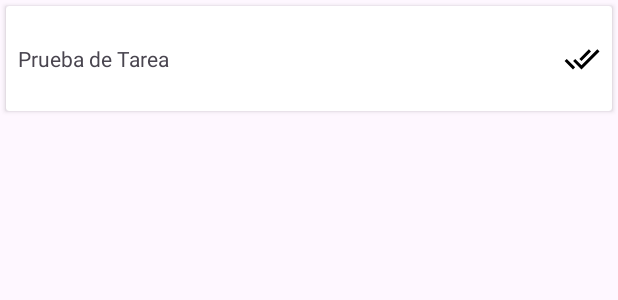
After one commit to CafeConPalito/TFCPruebas, an Android app: the layout item_task.xml on its own in the app's theme, with its tools: preview values and no code run, on a phone screen of 412 x 824 dp. The commit adds this screen. Shown: the top 300 px of the screen. Run offline under Robolectric (Android 15) with nearby library versions, the phone set to English and light mode, and no system bars.

```diff
--- /dev/null
+++ b/AndroidPruebas/app/src/main/res/drawable/ic_check_all.xml
@@ -0,0 +1,9 @@
+<vector xmlns:android="http://schemas.android.com/apk/res/android"
+    android:width="24dp"
+    android:height="24dp"
+    android:viewportWidth="24"
+    android:viewportHeight="24">
+  <path
+      android:fillColor="#FF000000"
+      android:pathData="M0.41,13.41L6,19L7.41,17.58L1.83,12M22.24,5.58L11.66,16.17L7.5,12L6.07,13.41L11.66,19L23.66,7M18,7L16.59,5.58L10.24,11.93L11.66,13.34L18,7Z"/>
+</vector>
--- /dev/null
+++ b/AndroidPruebas/app/src/main/res/layout/item_task.xml
@@ -0,0 +1,39 @@
+<?xml version="1.0" encoding="utf-8"?>
+<androidx.cardview.widget.CardView xmlns:android="http://schemas.android.com/apk/res/android"
+    xmlns:app="http://schemas.android.com/apk/res-auto"
+    xmlns:tools="http://schemas.android.com/tools"
+    android:layout_margin="4dp"
+    android:layout_width="match_parent"
+    android:layout_height="70dp">
+
+    <androidx.constraintlayout.widget.ConstraintLayout
+        android:layout_width="match_parent"
+        android:layout_height="match_parent">
+
+        <TextView
+            android:layout_margin="8dp"
+            android:id="@+id/tvTasksName"
+            android:layout_width="wrap_content"
+            android:layout_height="wrap_content"
+            app:layout_constraintBottom_toBottomOf="parent"
+            app:layout_constraintEnd_toEndOf="parent"
+            app:layout_constraintStart_toStartOf="parent"
+            app:layout_constraintTop_toTopOf="parent"
+            app:layout_constraintHorizontal_bias="0"
+            tools:text="Prueba de Tarea" />
+
+        <ImageView
+            android:layout_margin="8dp"
+            app:layout_constraintHorizontal_bias="1"
+            android:id="@+id/ivTaskDone"
+            android:layout_width="wrap_content"
+            android:layout_height="wrap_content"
+            app:layout_constraintBottom_toBottomOf="parent"
+            app:layout_constraintEnd_toEndOf="parent"
+            app:layout_constraintStart_toEndOf="@+id/tvTasksName"
+            app:layout_constraintTop_toTopOf="parent"
+            app:srcCompat="@drawable/ic_check_all" />
+
+    </androidx.constraintlayout.widget.ConstraintLayout>
+
+</androidx.cardview.widget.CardView>
```
Also changed, not shown: AndroidPruebas/app/src/main/java/com/cafeconpalito/pruebas/MainActivity.kt (+87 -0 lines), AndroidPruebas/app/src/main/java/com/cafeconpalito/pruebas/Preferences.kt (added, +25 -0 lines), AndroidPruebas/app/src/main/java/com/cafeconpalito/pruebas/TaskAdapter.kt (added, +37 -0 lines), AndroidPruebas/app/src/main/java/com/cafeconpalito/pruebas/TaskViewHolder.kt (added, +29 -0 lines), AndroidPruebas/app/src/main/res/layout/activity_main.xml (+4 -4 lines).
